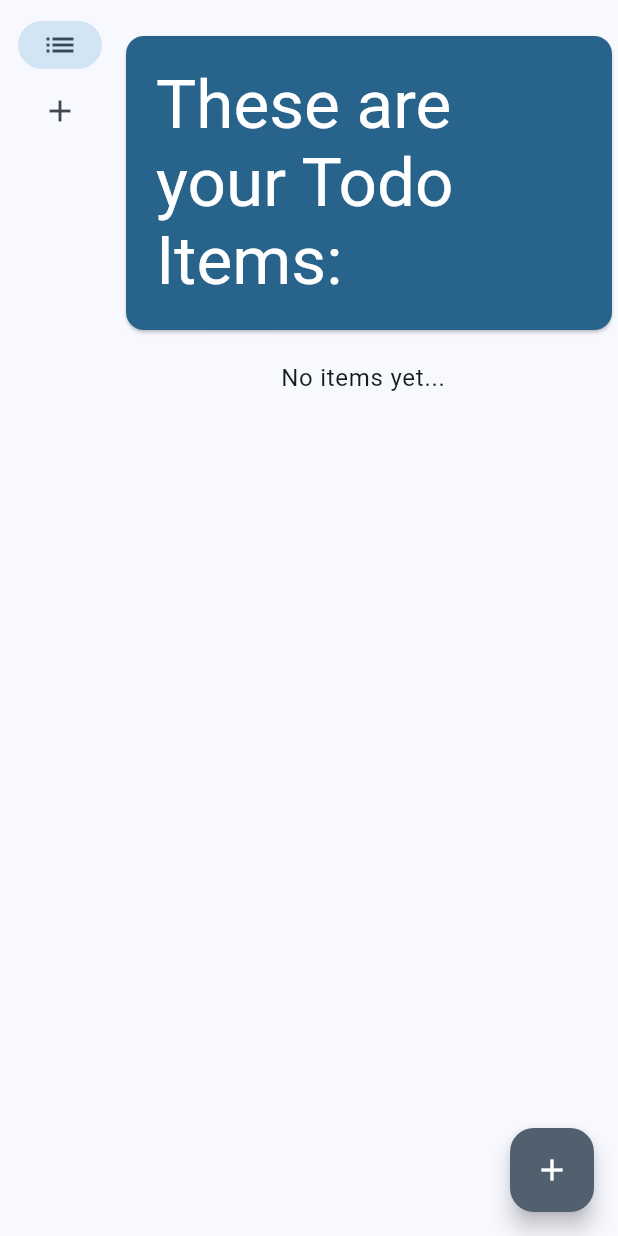
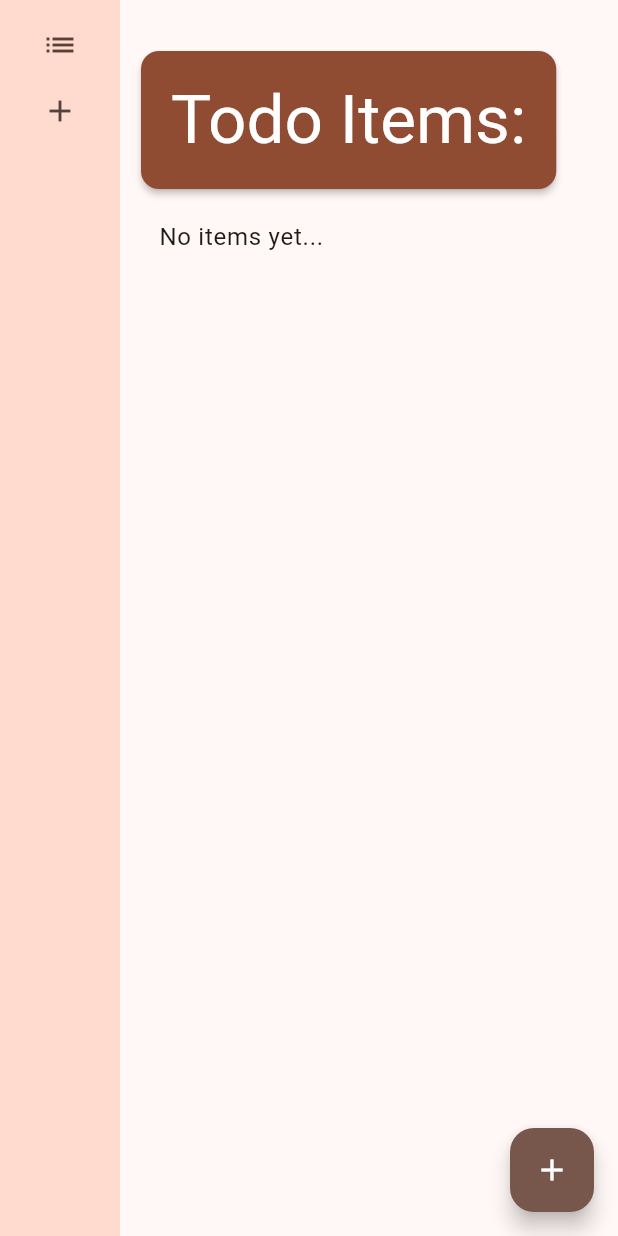
Before and after one commit to fj0lverkr/todoapp, a Flutter app: the screen it shows after launch, on a phone screen of 412 x 824 dp. Run offline on Flutter 3.47's test engine with Material 2 defaults, Android fonts, the phone set to English and light mode, and no system bars.

Commit message:
mess with layout

```diff
--- a/lib/main.dart
+++ b/lib/main.dart
@@ -18,7 +18,7 @@ class MyApp extends StatelessWidget {
         title: 'Flutter Demo',
         theme: ThemeData(
           useMaterial3: true,
-          colorScheme: ColorScheme.fromSeed(seedColor: Colors.lightBlue),
+          colorScheme: ColorScheme.fromSeed(seedColor: Colors.brown),
         ),
         home: const MainPage(),
       ),
@@ -54,6 +54,7 @@ class _MainPageState extends State<MainPage> {
 
   @override
   Widget build(BuildContext context) {
+    var theme = Theme.of(context);
     Widget page;
     switch (selectedIndex) {
       case 0:
@@ -66,12 +67,14 @@ class _MainPageState extends State<MainPage> {
         throw UnimplementedError('no widget for $selectedIndex');
     }
 
+    return LayoutBuilder(builder: (context, constraints) {
       return Scaffold(
         body: Row(
           children: [
             SafeArea(
               child: NavigationRail(
-              extended: false,
+                backgroundColor: theme.colorScheme.secondaryContainer,
+                extended: constraints.maxWidth >= 600,
                 destinations: const [
                   NavigationRailDestination(
                     icon: Icon(Icons.list),
@@ -99,6 +102,7 @@ class _MainPageState extends State<MainPage> {
           ],
         ),
       );
+    });
   }
 }
 
@@ -111,39 +115,33 @@ class ItemListPage extends StatelessWidget {
     var theme = Theme.of(context);
     var appState = context.watch<MyAppState>();
     return Scaffold(
-      body: Column(
+      backgroundColor: theme.colorScheme.background,
+      body: Padding(
+        padding: const EdgeInsets.all(10.0),
+        child: Column(
           children: [
             const SizedBox(
               height: 20,
             ),
             Flexible(
               child: ListView(
-              shrinkWrap: true,
                 children: [
-                Align(
-                  alignment: Alignment.center,
-                  child: TitleCard(theme: theme),
-                ),
+                  TitleCard('Todo Items:', theme: theme),
                   if (appState.items.isEmpty) ...[
                     const ListTile(
-                    title: Align(
-                      alignment: Alignment.center,
-                      child: Text('No items yet...'),
-                    ),
+                      title: Text('No items yet...'),
                     )
                   ] else ...[
                     for (var item in appState.items)
                       ListTile(
-                      title: Align(
-                        alignment: Alignment.center,
-                        child: Text(item.title),
-                      ),
+                        title: Text(item.title),
                       ),
                   ]
                 ],
               ),
             ),
           ],
+        ),
       ),
       floatingActionButton: FloatingActionButton(
         backgroundColor: theme.colorScheme.secondary,
@@ -237,25 +235,31 @@ class NewItemPage extends StatelessWidget {
 }
 
 class TitleCard extends StatelessWidget {
-  const TitleCard({
+  const TitleCard(
+    this.title, {
     Key? key,
     required this.theme,
   }) : super(key: key);
 
   final ThemeData theme;
+  final String title;
 
   @override
   Widget build(BuildContext context) {
     var style = theme.textTheme.displayMedium!.copyWith(
       color: theme.colorScheme.onPrimary,
     );
-    return Card(
+    return Align(
+      alignment: Alignment.centerLeft,
+      child: Card(
+        elevation: 2,
         color: theme.colorScheme.primary,
         child: Padding(
           padding: const EdgeInsets.all(20),
           child: Text(
-          'These are your Todo Items:',
+            title,
             style: style,
+          ),
         ),
       ),
     );
```
Lines whose indentation alone changed are shown as unchanged.
